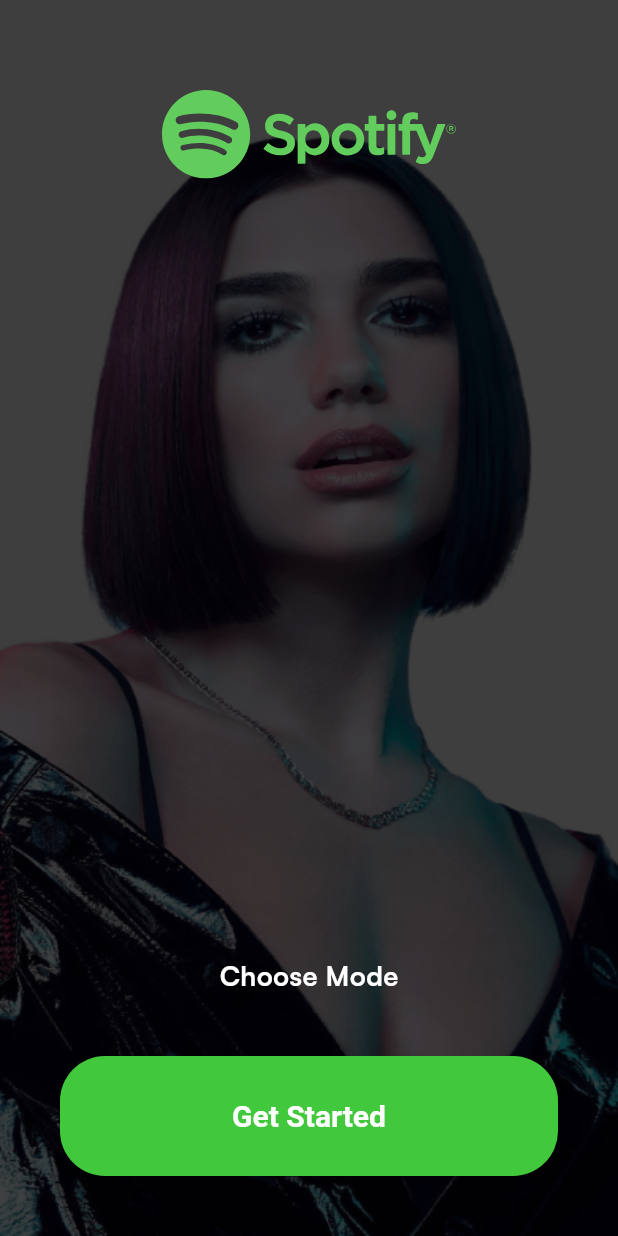
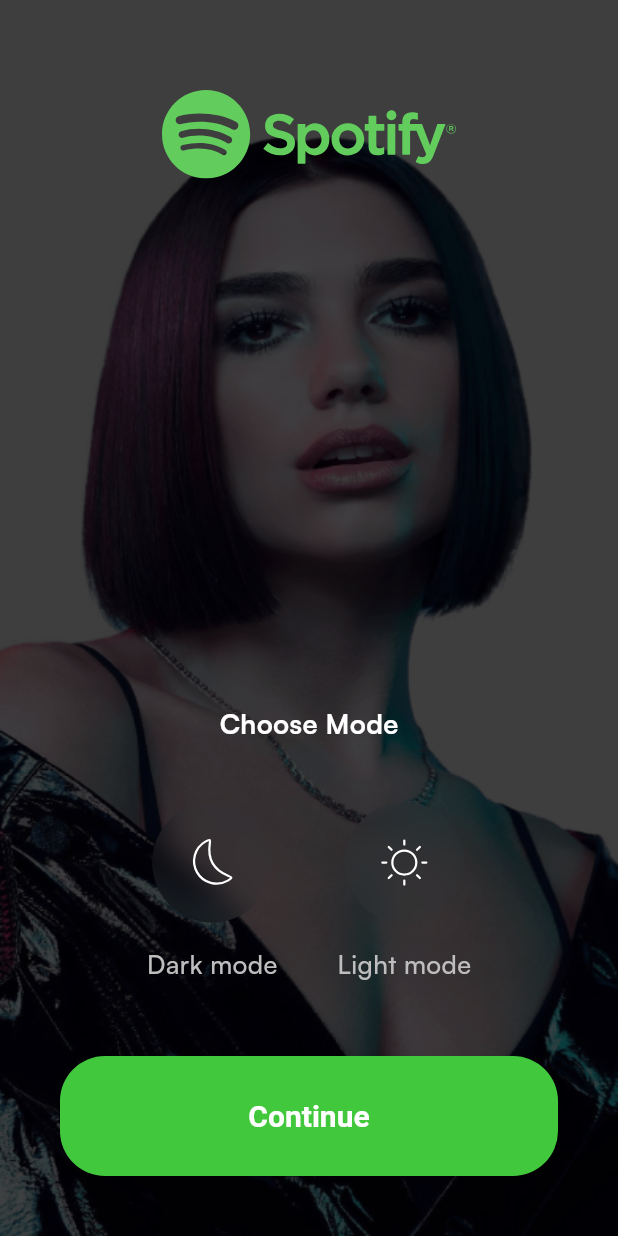
Before and after one commit to NhaDuX/Spotify_clone, a Flutter app: the screen it shows after launch, after a tap on "Get Started", on a phone screen of 412 x 824 dp. Run offline on Flutter 3.47's test engine with Material 3 defaults, Android fonts, the phone set to English and light mode, and no system bars; our stand-ins replace flutter_bloc, flutter_svg, hydrated_bloc.

Commit message:
lightdarkmode

```diff
--- a/lib/main.dart
+++ b/lib/main.dart
@@ -1,8 +1,19 @@
+import 'package:flutter/foundation.dart';
 import 'package:flutter/material.dart';
+import 'package:flutter_bloc/flutter_bloc.dart';
+import 'package:hydrated_bloc/hydrated_bloc.dart';
+import 'package:path_provider/path_provider.dart';
 import 'package:spotify_clone/core/configs/theme/app_theme.dart';
+import 'package:spotify_clone/presentation/choose_mode/bloc/theme_cubit.dart';
 import 'package:spotify_clone/presentation/splash/pages/splash.dart';
 
-void main() {
+Future<void> main() async {
+  WidgetsFlutterBinding.ensureInitialized();
+  HydratedBloc.storage = await HydratedStorage.build(
+    storageDirectory: kIsWeb
+        ? HydratedStorage.webStorageDirectory
+        : await getApplicationDocumentsDirectory(),
+  );
   runApp(const MainApp());
 }
 
@@ -11,10 +22,17 @@ class MainApp extends StatelessWidget {
 
   @override
   Widget build(BuildContext context) {
-    return MaterialApp(
-      theme: AppTheme.lightTheme,
-      debugShowCheckedModeBanner: false,
-      home: const SplashPage(),
+    return MultiBlocProvider(
+      providers: [BlocProvider(create: (_) => ThemeCubit())],
+      child: BlocBuilder<ThemeCubit, ThemeMode>(
+        builder: (context, mode) => MaterialApp(
+          theme: AppTheme.lightTheme,
+          themeMode: mode,
+          darkTheme: AppTheme.darkTheme,
+          debugShowCheckedModeBanner: false,
+          home: const SplashPage(),
+        ),
+      ),
     );
   }
 }
--- /dev/null
+++ b/lib/presentation/choose_mode/bloc/theme_cubit.dart
@@ -0,0 +1,20 @@
+import 'package:flutter/material.dart';
+import 'package:hydrated_bloc/hydrated_bloc.dart';
+
+class ThemeCubit extends HydratedCubit<ThemeMode> {
+  ThemeCubit() : super(ThemeMode.system);
+
+  void updateTheme(ThemeMode themeMode) => emit(themeMode);
+
+  @override
+  ThemeMode? fromJson(Map<String, dynamic> json) {
+    // TODO: implement fromJson
+    throw UnimplementedError();
+  }
+
+  @override
+  Map<String, dynamic>? toJson(ThemeMode state) {
+    // TODO: implement toJson
+    throw UnimplementedError();
+  }
+}
--- a/lib/presentation/choose_mode/pages/choose_mode.dart
+++ b/lib/presentation/choose_mode/pages/choose_mode.dart
@@ -1,9 +1,13 @@
+import 'dart:ui';
+
 import 'package:flutter/material.dart';
+import 'package:flutter_bloc/flutter_bloc.dart';
 import 'package:flutter_svg/flutter_svg.dart';
 import 'package:spotify_clone/common/widgets/button/basic_app_button.dart';
 import 'package:spotify_clone/core/configs/assets/app_images.dart';
 import 'package:spotify_clone/core/configs/assets/app_vectors.dart';
 import 'package:spotify_clone/core/configs/theme/app_colors.dart';
+import 'package:spotify_clone/presentation/choose_mode/bloc/theme_cubit.dart';
 
 class ChooseModePage extends StatelessWidget {
   const ChooseModePage({super.key});
@@ -51,10 +55,94 @@ class ChooseModePage extends StatelessWidget {
                   ),
                 ),
                 const SizedBox(
-                  height: 21,
+                  height: 40,
+                ),
+                Row(
+                  mainAxisAlignment: MainAxisAlignment.center,
+                  children: [
+                    Column(
+                      children: [
+                        GestureDetector(
+                          onTap: () {
+                            context
+                                .read<ThemeCubit>()
+                                .updateTheme(ThemeMode.dark);
+                          },
+                          child: ClipOval(
+                            child: BackdropFilter(
+                              filter: ImageFilter.blur(sigmaX: 10, sigmaY: 10),
+                              child: Container(
+                                height: 80,
+                                width: 80,
+                                decoration: BoxDecoration(
+                                  shape: BoxShape.circle,
+                                  color:
+                                      const Color(0xff30393C).withOpacity(0.15),
+                                ),
+                                child: SvgPicture.asset(
+                                  AppVectors.moon,
+                                  fit: BoxFit.none,
+                                ),
+                              ),
+                            ),
+                          ),
+                        ),
+                        const SizedBox(height: 15),
+                        const Text(
+                          'Dark mode',
+                          style: TextStyle(
+                            color: AppColors.grey,
+                            fontWeight: FontWeight.w500,
+                            fontSize: 17,
+                          ),
+                        ),
+                      ],
+                    ),
+                    const SizedBox(
+                      width: 40,
+                    ),
+                    Column(
+                      children: [
+                        GestureDetector(
+                          onTap: () {
+                            context
+                                .read<ThemeCubit>()
+                                .updateTheme(ThemeMode.light);
+                          },
+                          child: ClipOval(
+                            child: BackdropFilter(
+                              filter: ImageFilter.blur(sigmaX: 10, sigmaY: 10),
+                              child: Container(
+                                height: 80,
+                                width: 80,
+                                decoration: BoxDecoration(
+                                  shape: BoxShape.circle,
+                                  color:
+                                      const Color(0xff30393C).withOpacity(0.15),
+                                ),
+                                child: SvgPicture.asset(
+                                  AppVectors.sun,
+                                  fit: BoxFit.none,
+                                ),
+                              ),
+                            ),
+                          ),
+                        ),
+                        const SizedBox(height: 15),
+                        const Text(
+                          'Light mode',
+                          style: TextStyle(
+                            color: AppColors.grey,
+                            fontWeight: FontWeight.w500,
+                            fontSize: 17,
+                          ),
+                        ),
+                      ],
+                    ),
+                  ],
                 ),
                 const SizedBox(
-                  height: 20,
+                  height: 50,
                 ),
                 BasicAppButton(
                   onPressed: () {
@@ -64,7 +152,7 @@ class ChooseModePage extends StatelessWidget {
                           builder: (context) => const ChooseModePage()),
                     );
                   },
-                  title: 'Get Started',
+                  title: 'Continue',
                 ),
               ],
             ),
```
